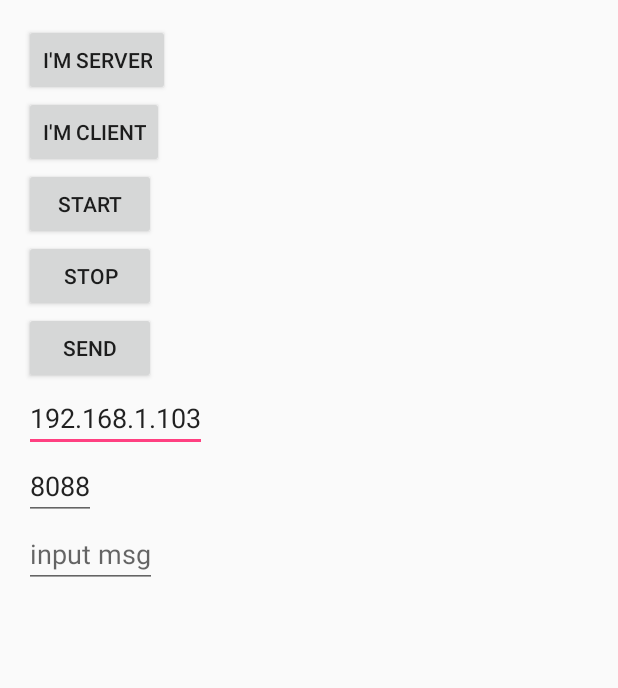
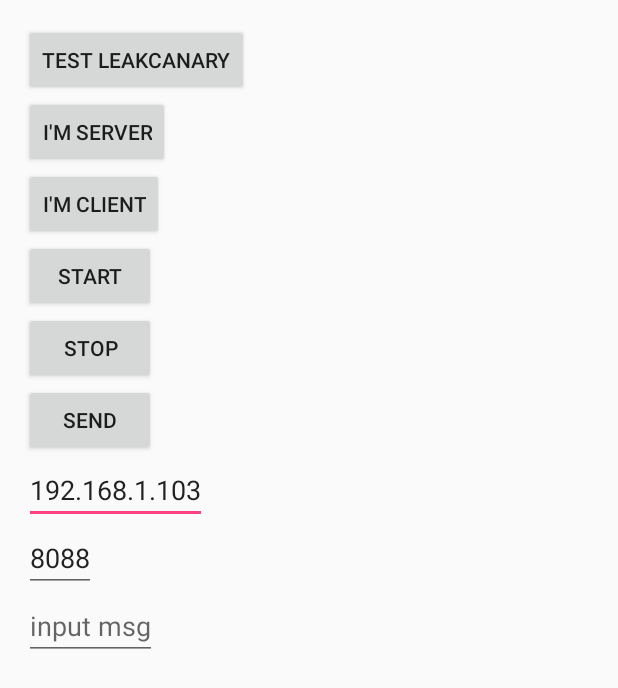
Before and after one commit to linshunm/iUtils, an Android app: the screen it shows after launch (MainActivity), after a tap on "登 录", on a phone screen of 412 x 824 dp. Shown: the top 688 px of the screen. Run offline under Robolectric (Android 15) with nearby library versions, the phone set to English and light mode, and no system bars; libraries missing offline, so code that uses them is left out: com.squareup.leakcanary; 1 statement that could not run was skipped.

Commit message:
新增代码

```diff
--- a/app/build.gradle
+++ b/app/build.gradle
@@ -45,4 +45,6 @@ dependencies {
     compile 'com.android.support:appcompat-v7:23.+'
     compile 'com.android.support:design:23.+'
     androidTestCompile 'junit:junit:4.12'
+    debugCompile 'com.squareup.leakcanary:leakcanary-android:1.3'
+    releaseCompile 'com.squareup.leakcanary:leakcanary-android-no-op:1.3'
 }
--- a/app/src/main/java/com/iutils/IUtilsApplication.java
+++ b/app/src/main/java/com/iutils/IUtilsApplication.java
@@ -6,6 +6,8 @@ import android.content.Intent;
 import android.os.Environment;
 
 import com.iutils.service.CoreService;
+import com.squareup.leakcanary.LeakCanary;
+import com.squareup.leakcanary.RefWatcher;
 
 import cn.jesse.nativelogger.NLogger;
 import cn.jesse.nativelogger.formatter.SimpleFormatter;
@@ -18,6 +20,11 @@ import cn.jesse.nativelogger.util.CrashWatcher;
 public class IUtilsApplication extends Application {
     private final static String TAG = "IUtilsApplication";
     private static Context mContext;
+    private static RefWatcher refWatcher;
+
+    public static Context getIUtilsApplicationContext() {
+        return mContext;
+    }
 
     @Override
     public void onCreate() {
@@ -26,9 +33,7 @@ public class IUtilsApplication extends Application {
         mContext = this.getApplicationContext();
 
 
-
-
-            NLogger.init(this);
+        NLogger.init(this);
 
 
         NLogger.getInstance()
@@ -49,16 +54,16 @@ public class IUtilsApplication extends Application {
                 })
                 .build();
 
-        Intent mIntent = new Intent(this, CoreService.class);
-        startService(mIntent);
+        refWatcher = LeakCanary.install(this);
+
+//        Intent mIntent = new Intent(this, CoreService.class);
+//        startService(mIntent);
 
 
     }
 
-
-
-    public static Context getIUtilsApplicationContext()
-    {
-        return mContext;
+    public static RefWatcher getRefWatcher(Context context) {
+        IUtilsApplication application = (IUtilsApplication) context.getApplicationContext();
+        return application.refWatcher;
     }
 }
--- a/app/src/main/java/com/iutils/login/view/LoginActivity.java
+++ b/app/src/main/java/com/iutils/login/view/LoginActivity.java
@@ -22,6 +22,7 @@ import android.widget.RelativeLayout;
 
 import com.iutils.common.BaseActivity;
 import com.iutils.R;
+import com.iutils.leak.StaticInnerClassActivity;
 import com.iutils.login.presenter.LoginPresenter;
 import com.iutils.main.view.MainActivity;
 import com.iutils.utils.Const;
@@ -157,6 +158,7 @@ public class LoginActivity extends BaseActivity implements ILoginView,
     public void gotoMainActivity() {
         ILog.i(TAG, "gotoMainActivity()");
         Intent intent = new Intent(this, MainActivity.class);
+
         startActivity(intent);
         finish();
     }
--- a/app/src/main/java/com/iutils/main/view/MainActivity.java
+++ b/app/src/main/java/com/iutils/main/view/MainActivity.java
@@ -1,6 +1,6 @@
 package com.iutils.main.view;
 
-import android.app.Activity;
+import android.content.Intent;
 import android.os.Bundle;
 import android.view.View;
 import android.widget.Button;
@@ -9,11 +9,13 @@ import android.widget.TextView;
 
 import com.iutils.R;
 import com.iutils.common.BaseActivity;
+import com.iutils.leak.StaticInnerClassActivity;
 import com.iutils.main.presenter.MainPresenter;
+import com.iutils.utils.ILog;
 
-public class MainActivity extends BaseActivity implements IMainView,View.OnClickListener{
+public class MainActivity extends BaseActivity implements IMainView, View.OnClickListener {
 
-
+    private static final String TAG = "MainActivity";
     private MainPresenter mainPresenter;
     private Button btnServer;
     private Button btnClient;
@@ -26,6 +28,8 @@ public class MainActivity extends BaseActivity implements IMainView,View.OnClick
     private EditText etPort;
     private EditText etMsg;
 
+    private Button btnTest;
+
     @Override
     protected void onCreate(Bundle savedInstanceState) {
         super.onCreate(savedInstanceState);
@@ -34,73 +38,73 @@ public class MainActivity extends BaseActivity implements IMainView,View.OnClick
         initWidget();
     }
 
-    private void initWidget()
-    {
-        btnZipLog = (Button)findViewById(R.id.btn_ziplog);
+    private void initWidget() {
+        btnTest = (Button) findViewById(R.id.btn_test);
+        btnTest.setOnClickListener(this);
+
+        btnZipLog = (Button) findViewById(R.id.btn_ziplog);
         btnZipLog.setOnClickListener(this);
         btnZipLog.setVisibility(View.GONE);
 
-        btnServer = (Button)findViewById(R.id.btn_server);
+        btnServer = (Button) findViewById(R.id.btn_server);
         btnServer.setOnClickListener(this);
-        btnClient = (Button)findViewById(R.id.btn_client);
+        btnClient = (Button) findViewById(R.id.btn_client);
         btnClient.setOnClickListener(this);
-        btnStart = (Button)findViewById(R.id.btn_start);
+        btnStart = (Button) findViewById(R.id.btn_start);
         btnStart.setOnClickListener(this);
-        btnStop = (Button)findViewById(R.id.btn_stop);
+        btnStop = (Button) findViewById(R.id.btn_stop);
         btnStop.setOnClickListener(this);
-        btnSend = (Button)findViewById(R.id.btn_send);
+        btnSend = (Button) findViewById(R.id.btn_send);
         btnSend.setOnClickListener(this);
 
-        tvInfo = (TextView)findViewById(R.id.tv_info);
+        tvInfo = (TextView) findViewById(R.id.tv_info);
         etIp = (EditText) findViewById(R.id.et_ip);
-        etPort = (EditText)findViewById(R.id.et_port);
-        etMsg = (EditText)findViewById(R.id.et_msg);
+        etPort = (EditText) findViewById(R.id.et_port);
+        etMsg = (EditText) findViewById(R.id.et_msg);
     }
 
     @Override
     public void onClick(View v) {
-        switch (v.getId())
-        {
-            case R.id.btn_ziplog:
-            {
+        switch (v.getId()) {
+            case R.id.btn_test: {
+                ILog.i(TAG, "goto StaticInnerClassActivity");
+                Intent intent = new Intent(this, StaticInnerClassActivity.class);
+                startActivity(intent);
+                break;
+            }
+            case R.id.btn_ziplog: {
                 mainPresenter.zipLog();
                 break;
             }
-            case R.id.btn_start:
-            {
+            case R.id.btn_start: {
                 start();
                 break;
             }
-            case R.id.btn_stop:
-            {
+            case R.id.btn_stop: {
                 stop();
                 break;
             }
-            case R.id.btn_send:
-            {
+            case R.id.btn_send: {
                 mainPresenter.send();
                 break;
             }
-            case R.id.btn_server:
-            {
+            case R.id.btn_server: {
                 server();
                 break;
             }
-            case R.id.btn_client:
-            {
+            case R.id.btn_client: {
                 client();
                 break;
             }
         }
     }
 
-    private void start()
-    {
+    private void start() {
         mainPresenter.start();
         showInfo("start ...");
     }
-    private void stop()
-    {
+
+    private void stop() {
         mainPresenter.stop();
         btnClient.setVisibility(View.VISIBLE);
         etIp.setVisibility(View.VISIBLE);
@@ -108,16 +112,14 @@ public class MainActivity extends BaseActivity implements IMainView,View.OnClick
         btnServer.setVisibility(View.VISIBLE);
     }
 
-    private void server()
-    {
+    private void server() {
         mainPresenter.setMode(1);
         btnServer.setVisibility(View.VISIBLE);
         btnClient.setVisibility(View.GONE);
         etIp.setVisibility(View.GONE);
     }
 
-    private void client()
-    {
+    private void client() {
         mainPresenter.setMode(2);
         btnServer.setVisibility(View.GONE);
         btnClient.setVisibility(View.VISIBLE);
--- a/app/src/main/res/layout/activity_main.xml
+++ b/app/src/main/res/layout/activity_main.xml
@@ -14,6 +14,12 @@
         android:layout_width="match_parent"
         android:layout_height="wrap_content"
         android:orientation="vertical">
+        <Button
+            android:id="@+id/btn_test"
+            android:layout_width="wrap_content"
+            android:layout_height="wrap_content"
+            android:text="test leakCanary"/>
+
         <Button
             android:id="@+id/btn_server"
             android:layout_width="wrap_content"
```
Also changed, not shown: app/src/main/AndroidManifest.xml (+21 -18 lines).
